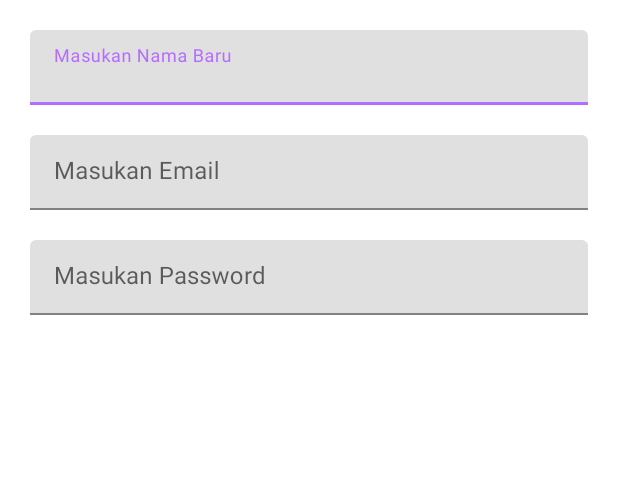
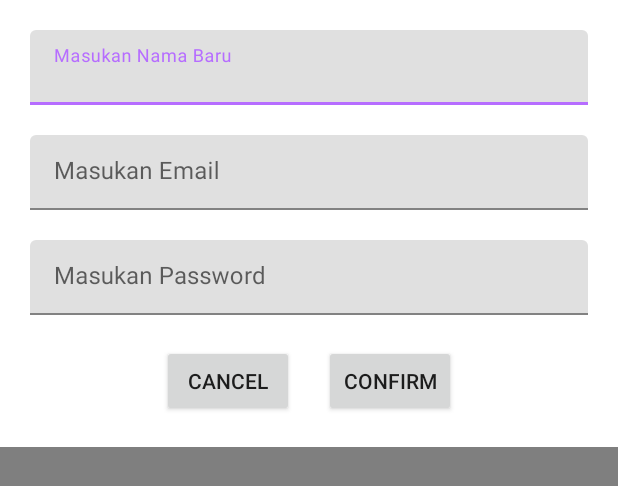
Before and after one commit to BrayenPrayoga/mobile-flower, an Android app: the layout dialog_update_profile.xml on its own in the app's theme, with its tools: preview values and no code run, on a phone screen of 412 x 824 dp. Shown: the top 486 px of the screen. Run offline under Robolectric (Android 15) with nearby library versions, the phone set to English and light mode, and no system bars.

Commit message:
crete update user dialog layout

```diff
--- a/app/src/main/res/layout/dialog_update_profile.xml
+++ b/app/src/main/res/layout/dialog_update_profile.xml
@@ -1,7 +1,14 @@
 <?xml version="1.0" encoding="utf-8"?>
-<RelativeLayout xmlns:android="http://schemas.android.com/apk/res/android"
+<RelativeLayout
+    xmlns:android="http://schemas.android.com/apk/res/android"
     android:layout_width="match_parent"
-    android:layout_height="match_parent">
+    android:layout_height="match_parent"
+    android:background="#80000000">
+
+    <RelativeLayout
+        android:layout_width="match_parent"
+        android:layout_height="wrap_content"
+        android:background="@color/white">
 
         <com.google.android.material.textfield.TextInputLayout
             android:id="@+id/input_name"
@@ -57,4 +64,34 @@
 
         </com.google.android.material.textfield.TextInputLayout>
 
+        <LinearLayout
+            android:id="@+id/ll_layout"
+            android:layout_width="match_parent"
+            android:layout_height="wrap_content"
+            android:orientation="horizontal"
+            android:layout_marginTop="20dp"
+            android:gravity="center_horizontal"
+            android:layout_marginBottom="20dp"
+            android:layout_below="@+id/input_password">
+
+            <androidx.appcompat.widget.AppCompatButton
+                android:id="@+id/btn_cancel"
+                android:layout_width="wrap_content"
+                android:layout_height="wrap_content"
+                android:layout_below="@+id/input_password"
+                android:layout_marginHorizontal="10dp"
+                android:text="Cancel"/>
+
+            <androidx.appcompat.widget.AppCompatButton
+                android:id="@+id/btn_confirm"
+                android:layout_width="wrap_content"
+                android:layout_height="wrap_content"
+                android:layout_marginHorizontal="10dp"
+                android:text="Confirm"
+                android:layout_below="@+id/input_password"/>
+
+        </LinearLayout>
+
     </RelativeLayout>
+
+</RelativeLayout>
```
Also changed, not shown: app/src/main/java/com/example/flowerapp/util/UpdateProfileDialog.java (added, +46 -0 lines). Lines whose indentation alone changed are shown as unchanged.
